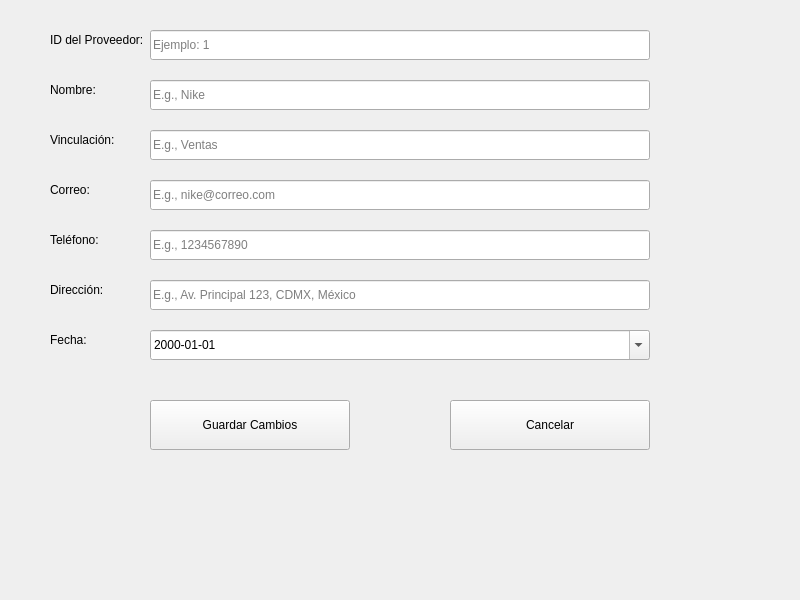
First picture: the form in proveedores/editar_Proveedor.ui, repository Frakinatra/topicos-desarollo, before the edit.
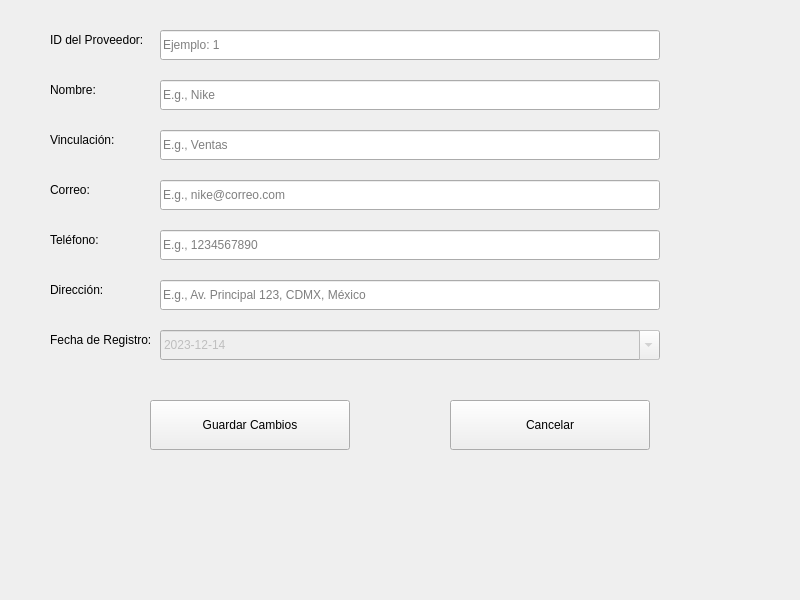
Second picture: the form after the edit.

What changed in the file:
```diff
--- a/proveedores/editar_Proveedor.ui
+++ b/proveedores/editar_Proveedor.ui
@@ -12,7 +12,6 @@
   <property name="windowTitle">
    <string>Editar Proveedor</string>
   </property>
-  <!-- Campo: ID del Proveedor (solo lectura) -->
   <widget class="QLabel" name="labelId">
    <property name="geometry">
     <rect>
@@ -29,20 +28,19 @@
   <widget class="QLineEdit" name="lineEditId">
    <property name="geometry">
     <rect>
-     <x>150</x>
+     <x>160</x>
      <y>30</y>
      <width>500</width>
      <height>30</height>
     </rect>
    </property>
-   <property name="placeholderText">
-    <string>Ejemplo: 1</string>
-   </property>
    <property name="readOnly">
     <bool>true</bool>
    </property>
+   <property name="placeholderText">
+    <string>Ejemplo: 1</string>
+   </property>
   </widget>
-  <!-- Campo: Nombre del Proveedor -->
   <widget class="QLabel" name="labelNombre">
    <property name="geometry">
     <rect>
@@ -59,7 +57,7 @@
   <widget class="QLineEdit" name="lineEditNombre">
    <property name="geometry">
     <rect>
-     <x>150</x>
+     <x>160</x>
      <y>80</y>
      <width>500</width>
      <height>30</height>
@@ -69,7 +67,6 @@
     <string>E.g., Nike</string>
    </property>
   </widget>
-  <!-- Campo: Vinculación -->
   <widget class="QLabel" name="labelVinculacion">
    <property name="geometry">
     <rect>
@@ -86,7 +83,7 @@
   <widget class="QLineEdit" name="lineEditVinculacion">
    <property name="geometry">
     <rect>
-     <x>150</x>
+     <x>160</x>
      <y>130</y>
      <width>500</width>
      <height>30</height>
@@ -96,7 +93,6 @@
     <string>E.g., Ventas</string>
    </property>
   </widget>
-  <!-- Campo: Correo -->
   <widget class="QLabel" name="labelCorreo">
    <property name="geometry">
     <rect>
@@ -113,7 +109,7 @@
   <widget class="QLineEdit" name="lineEditCorreo">
    <property name="geometry">
     <rect>
-     <x>150</x>
+     <x>160</x>
      <y>180</y>
      <width>500</width>
      <height>30</height>
@@ -123,7 +119,6 @@
     <string>E.g., nike@correo.com</string>
    </property>
   </widget>
-  <!-- Campo: Teléfono -->
   <widget class="QLabel" name="labelTelefono">
    <property name="geometry">
     <rect>
@@ -140,7 +135,7 @@
   <widget class="QLineEdit" name="lineEditTelefono">
    <property name="geometry">
     <rect>
-     <x>150</x>
+     <x>160</x>
      <y>230</y>
      <width>500</width>
      <height>30</height>
@@ -150,7 +145,6 @@
     <string>E.g., 1234567890</string>
    </property>
   </widget>
-  <!-- Campo: Dirección -->
   <widget class="QLabel" name="labelDireccion">
    <property name="geometry">
     <rect>
@@ -167,7 +161,7 @@
   <widget class="QLineEdit" name="lineEditDireccion">
    <property name="geometry">
     <rect>
-     <x>150</x>
+     <x>160</x>
      <y>280</y>
      <width>500</width>
      <height>30</height>
@@ -177,7 +171,6 @@
     <string>E.g., Av. Principal 123, CDMX, México</string>
    </property>
   </widget>
-  <!-- Campo: Fecha de Registro -->
   <widget class="QLabel" name="labelFechaRegistro">
    <property name="geometry">
     <rect>
@@ -188,26 +181,45 @@
     </rect>
    </property>
    <property name="text">
-    <string>Fecha:</string>
+    <string>Fecha de Registro:</string>
    </property>
   </widget>
   <widget class="QDateEdit" name="dateEditFechaRegistro">
+   <property name="enabled">
+    <bool>false</bool>
+   </property>
    <property name="geometry">
     <rect>
-     <x>150</x>
+     <x>160</x>
      <y>330</y>
      <width>500</width>
      <height>30</height>
     </rect>
    </property>
-   <property name="calendarPopup">
-    <bool>true</bool>
+   <property name="dateTime">
+    <datetime>
+     <hour>0</hour>
+     <minute>0</minute>
+     <second>0</second>
+     <year>2023</year>
+     <month>12</month>
+     <day>14</day>
+    </datetime>
+   </property>
+   <property name="minimumDate">
+    <date>
+     <year>2023</year>
+     <month>12</month>
+     <day>2</day>
+    </date>
    </property>
    <property name="displayFormat">
     <string>yyyy-MM-dd</string>
    </property>
+   <property name="calendarPopup">
+    <bool>true</bool>
+   </property>
   </widget>
-  <!-- Botón: Guardar Cambios -->
   <widget class="QPushButton" name="btnGuardarCambios">
    <property name="geometry">
     <rect>
@@ -221,7 +233,6 @@
     <string>Guardar Cambios</string>
    </property>
   </widget>
-  <!-- Botón: Cancelar -->
   <widget class="QPushButton" name="btnCancelar">
    <property name="geometry">
     <rect>
```
Left out of the diff: 1 changed line with no effect on the pictures.
